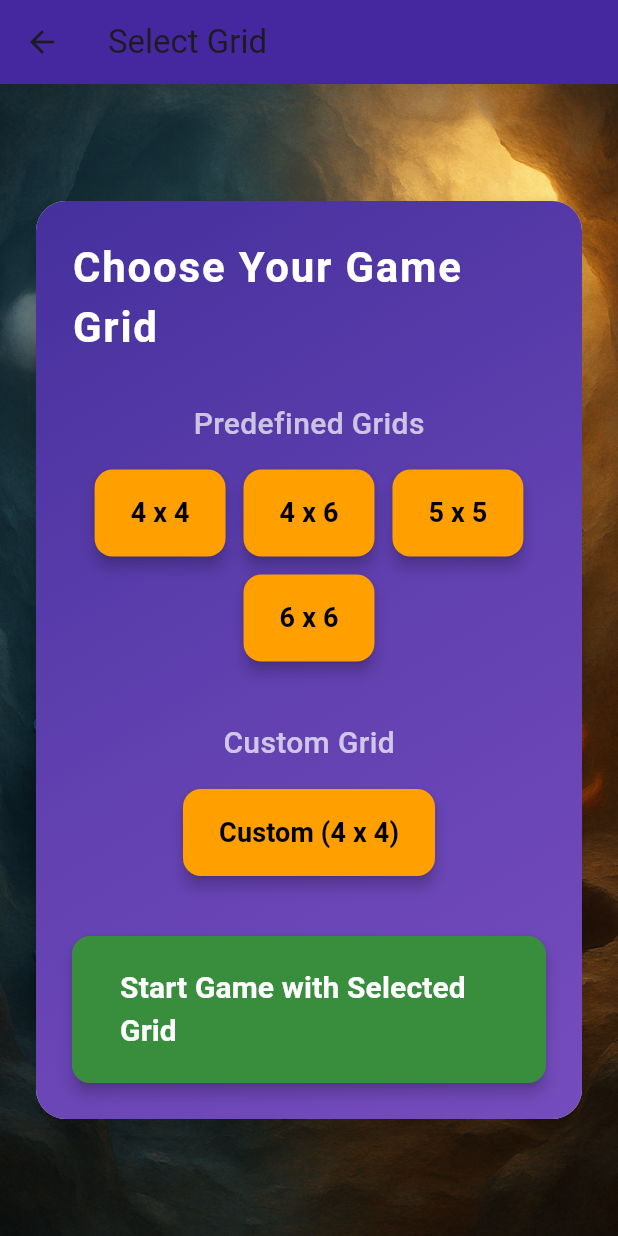
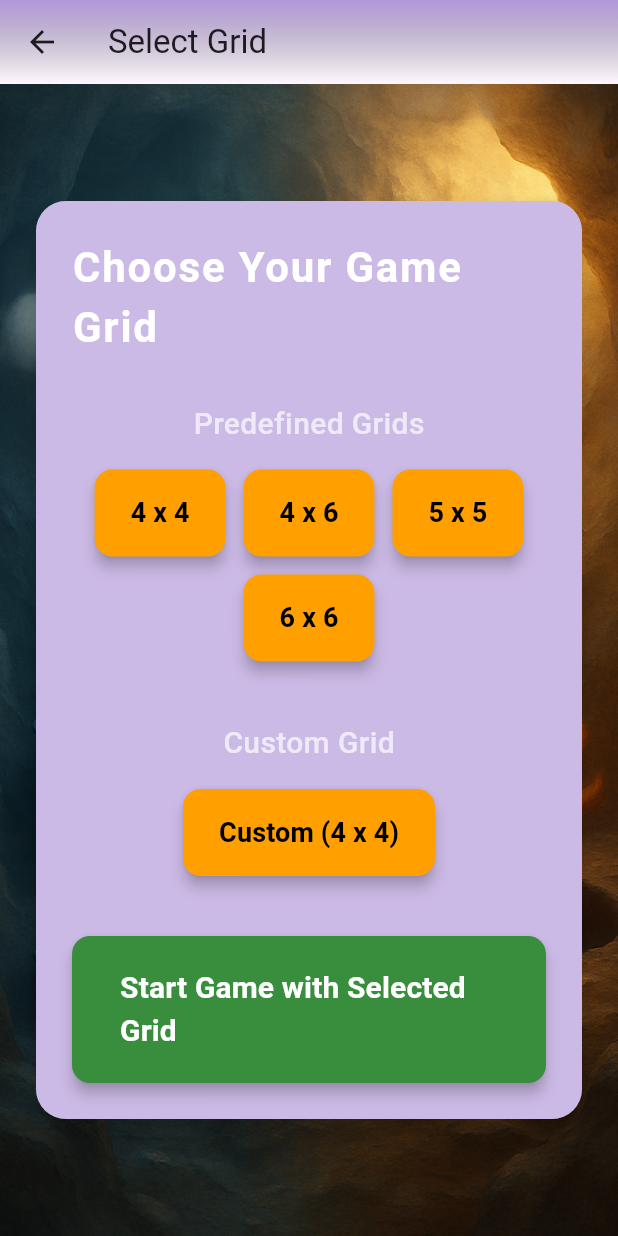
Before and after one commit to dbsmsen/wumpus-universe, a Flutter app: the GridSelectionScreen screen opened by its route, on a phone screen of 412 x 824 dp. Run offline on Flutter 3.47's test engine with Material 3 defaults, Android fonts, the phone set to English and light mode, and no system bars; our stand-ins replace cloud_firestore, firebase_auth, firebase_core, font_awesome_flutter, google_sign_in; accounts and stored records are empty.

Commit message:
updated screens

```diff
--- a/lib/screens/grid_selection_screen.dart
+++ b/lib/screens/grid_selection_screen.dart
@@ -116,13 +116,26 @@ class _GridSelectionScreenState extends State<GridSelectionScreen> {
     return Scaffold(
       appBar: AppBar(
         title: const Text('Select Grid'),
-        backgroundColor: Colors.deepPurple[800],
+        backgroundColor: Colors.transparent,
+        elevation: 0,
+        flexibleSpace: Container(
+          decoration: BoxDecoration(
+            gradient: LinearGradient(
+              colors: [Colors.deepPurple.withOpacity(0.5), Colors.transparent],
+              begin: Alignment.topCenter,
+              end: Alignment.bottomCenter,
+            ),
+          ),
+        ),
       ),
       body: Container(
-        decoration: const BoxDecoration(
+        decoration: BoxDecoration(
           image: DecorationImage(
             image: AssetImage('assets/images/grid_background.png'),
             fit: BoxFit.cover,
+            onError: (exception, stackTrace) {
+              print('Error loading background image: $exception');
+            },
           ),
         ),
         child: Center(
@@ -138,15 +151,7 @@ class _GridSelectionScreenState extends State<GridSelectionScreen> {
                   padding: const EdgeInsets.all(24),
                   decoration: BoxDecoration(
                     borderRadius: BorderRadius.circular(20),
-                    gradient: LinearGradient(
-                      begin: Alignment.topLeft,
-                      end: Alignment.bottomRight,
-                      colors: [
-                        Colors.deepPurple[900]!.withOpacity(0.9),
-                        Colors.deepPurple[700]!.withOpacity(0.9),
-                        Colors.deepPurple[500]!.withOpacity(0.9),
-                      ],
-                    ),
+                    color: Colors.deepPurple.withOpacity(0.3),
                   ),
                   child: Column(
                     mainAxisSize: MainAxisSize.min,
```
Also changed, not shown: lib/screens/instruction_screen.dart (+5 -5 lines).
